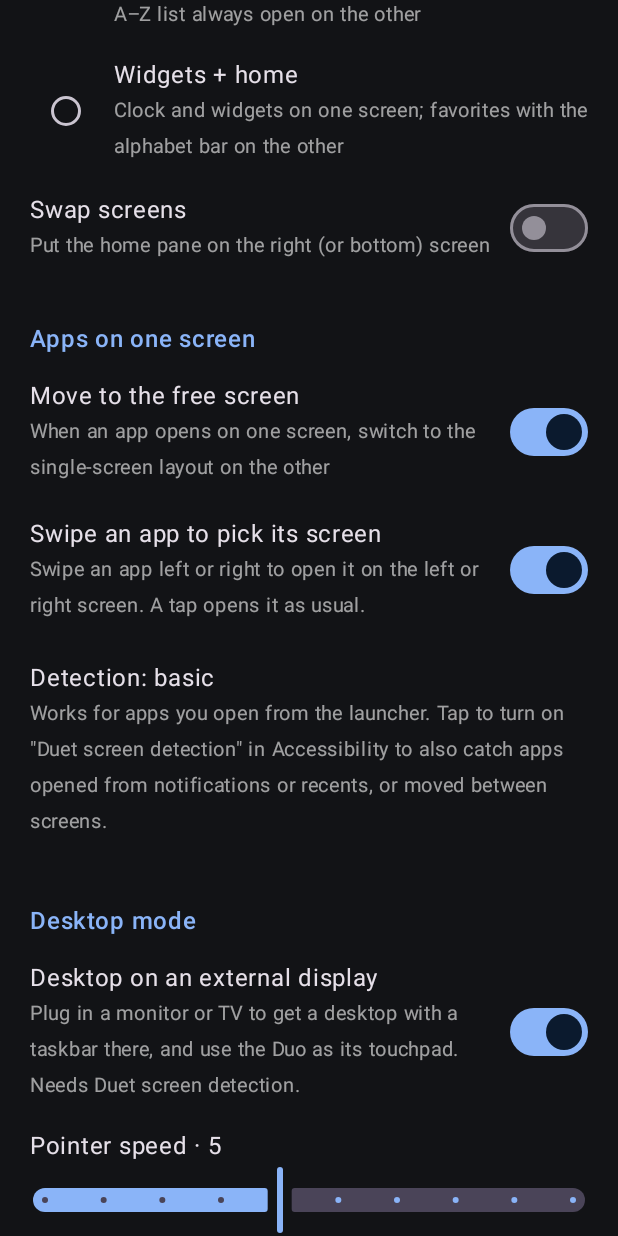
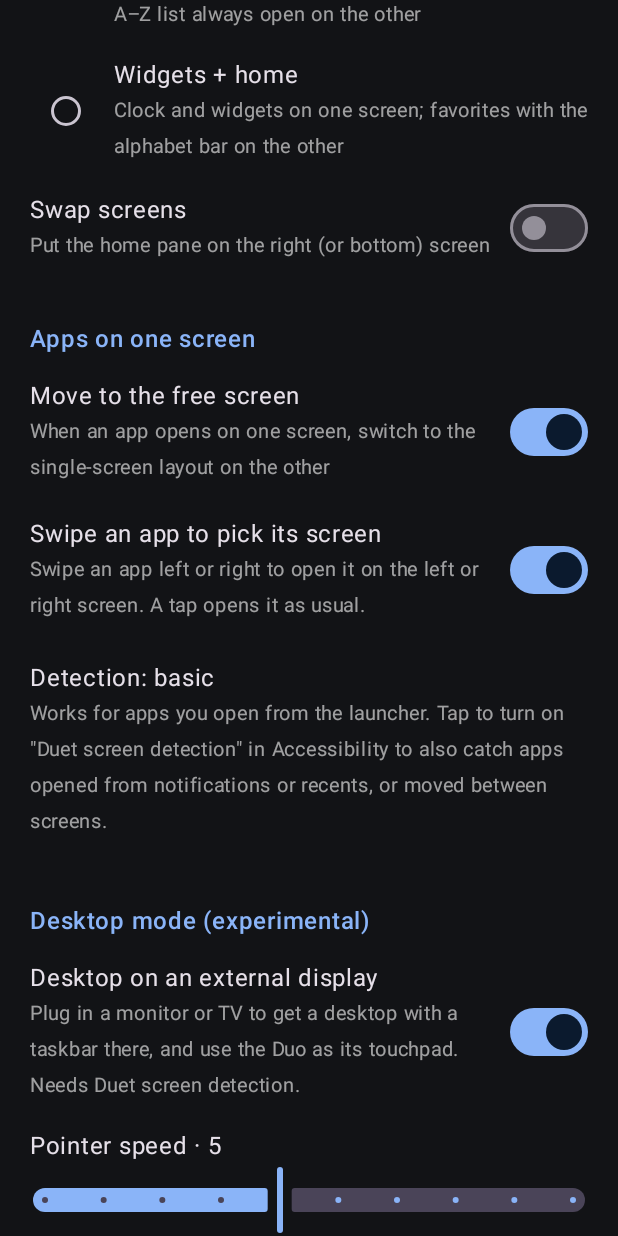
Before and after one commit to eharris525/DuetLauncher, an Android app built with Jetpack Compose: the screen it shows after launch (SettingsActivity), scrolled down 1730 dp, on a phone screen of 412 x 824 dp. Run offline under Robolectric (Android 15) with nearby library versions, the phone set to English and light mode, and no system bars; pictures from the network do not load.

Commit message:
Label desktop mode as experimental
Co-Authored-By: Claude Opus 5.5 <noreply@anthropic.com>

```diff
--- a/app/src/main/java/dev/duet/launcher/SettingsActivity.kt
+++ b/app/src/main/java/dev/duet/launcher/SettingsActivity.kt
@@ -224,7 +224,7 @@ private fun SettingsScreen(activity: SettingsActivity) {
                 ) { runCatching { ctx.startActivity(Intent(Settings.ACTION_ACCESSIBILITY_SETTINGS)) } }
             }
 
-            item { Section("Desktop mode") }
+            item { Section("Desktop mode (experimental)") }
             item {
                 SwitchRow(
                     "Desktop on an external display",
--- a/app/src/main/java/dev/duet/launcher/SetupActivity.kt
+++ b/app/src/main/java/dev/duet/launcher/SetupActivity.kt
@@ -160,7 +160,7 @@ private fun SetupScreen(activity: SetupActivity, onNotifications: () -> Unit, on
     val desktop: LazyListScope.(Boolean) -> Unit = { topSpace ->
             item {
                 if (topSpace) Spacer(Modifier.height(24.dp))
-                Group("Desktop mode (external display)")
+                Group("Desktop mode (experimental)")
                 Text(
                     "Plug a monitor, TV or display glasses into the USB-C port and Duet puts a desktop with a taskbar " +
                         "on it, with the Duo as the touchpad. For apps in movable, resizable windows, turn on two " +
```
Also changed, not shown: 1 other file.
